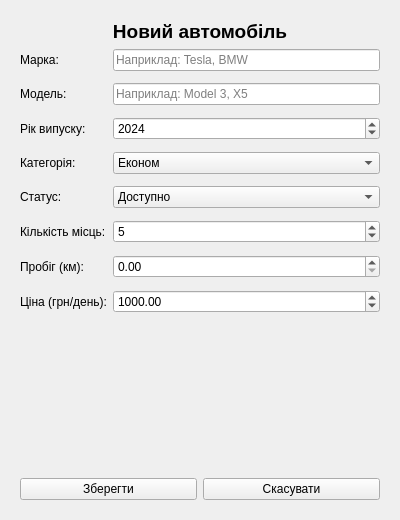
This is addcarwindow.ui in lopez1k/kursova as Qt 5 draws it before an edit. The edited form follows.
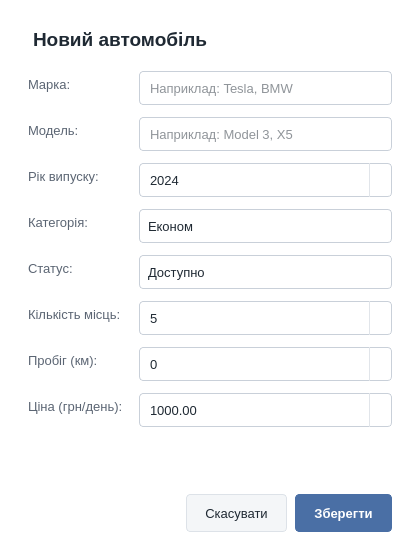
This is the edited form.

Commit message: enhance ui: colors, cars' cards

What changed in the file:
```diff
--- a/addcarwindow.ui
+++ b/addcarwindow.ui
@@ -6,47 +6,118 @@
    <rect>
     <x>0</x>
     <y>0</y>
-    <width>400</width>
-    <height>520</height>
+    <width>420</width>
+    <height>560</height>
    </rect>
   </property>
   <property name="minimumSize">
    <size>
-    <width>400</width>
-    <height>520</height>
+    <width>420</width>
+    <height>560</height>
    </size>
   </property>
   <property name="maximumSize">
    <size>
-    <width>400</width>
-    <height>520</height>
+    <width>420</width>
+    <height>560</height>
    </size>
   </property>
   <property name="windowTitle">
    <string>Додати новий автомобіль</string>
   </property>
+  <property name="styleSheet">
+   <string notr="true">
+QWidget { font-family: &quot;Segoe UI&quot;; font-size: 10pt; color: #1F2933; }
+QWidget#AddCarWindow { background: #FFFFFF; }
+QLabel#lblHeader { font-size: 14pt; font-weight: 600; padding-bottom: 8px; }
+QFormLayout QLabel, QLabel { color: #5B6573; }
+QLabel#lblHeader { color: #1F2933; }
+
+QLineEdit, QComboBox, QSpinBox, QDoubleSpinBox {
+    background: #FFFFFF; border: 1px solid #C9D0D9; border-radius: 4px;
+    padding: 5px 8px; min-height: 22px; selection-background-color: #4A6FA5;
+}
+QComboBox, QSpinBox, QDoubleSpinBox { padding-right: 26px; }
+QLineEdit:hover, QComboBox:hover, QSpinBox:hover, QDoubleSpinBox:hover { border-color: #A9B8CC; }
+QLineEdit:focus, QComboBox:focus, QSpinBox:focus, QDoubleSpinBox:focus { border-color: #4A6FA5; }
+
+QComboBox::drop-down {
+    subcontrol-origin: padding; subcontrol-position: center right;
+    width: 24px; border: none; background: transparent;
+}
+QComboBox::down-arrow {
+    image: none; width: 0px; height: 0px;
+    border-left: 4px solid transparent; border-right: 4px solid transparent;
+    border-top: 5px solid #5B6573;
+}
+QComboBox::down-arrow:on { border-top: none; border-bottom: 5px solid #5B6573; }
+QComboBox QAbstractItemView {
+    background: #FFFFFF; border: 1px solid #C9D0D9; outline: 0; padding: 4px;
+    selection-background-color: #EEF3FA; selection-color: #1F2933;
+}
+
+QSpinBox::up-button, QDoubleSpinBox::up-button,
+QSpinBox::down-button, QDoubleSpinBox::down-button {
+    subcontrol-origin: border; width: 22px;
+    border: none; border-left: 1px solid #E1E5EA; background: transparent;
+}
+QSpinBox::up-button, QDoubleSpinBox::up-button { subcontrol-position: top right; border-top-right-radius: 4px; }
+QSpinBox::down-button, QDoubleSpinBox::down-button { subcontrol-position: bottom right; border-bottom-right-radius: 4px; }
+QSpinBox::up-button:hover, QDoubleSpinBox::up-button:hover,
+QSpinBox::down-button:hover, QDoubleSpinBox::down-button:hover { background: #EEF1F5; }
+QSpinBox::up-arrow, QDoubleSpinBox::up-arrow {
+    image: none; width: 0px; height: 0px;
+    border-left: 4px solid transparent; border-right: 4px solid transparent;
+    border-bottom: 4px solid #5B6573;
+}
+QSpinBox::down-arrow, QDoubleSpinBox::down-arrow {
+    image: none; width: 0px; height: 0px;
+    border-left: 4px solid transparent; border-right: 4px solid transparent;
+    border-top: 4px solid #5B6573;
+}
+
+QPushButton {
+    background: #F4F6F8; border: 1px solid #DDE2E8; border-radius: 4px;
+    padding: 8px 18px; min-height: 20px;
+}
+QPushButton:hover   { background: #EAEEF3; border-color: #C9D0D9; }
+QPushButton:pressed { background: #DFE5EC; }
+QPushButton#btnAdd { background: #4A6FA5; border-color: #4A6FA5; color: #FFFFFF; font-weight: 600; }
+QPushButton#btnAdd:hover   { background: #3F5F8F; border-color: #3F5F8F; }
+QPushButton#btnAdd:pressed { background: #34507A; }
+</string>
+  </property>
   <layout class="QVBoxLayout" name="mainLayout">
+   <property name="spacing">
+    <number>12</number>
+   </property>
    <property name="leftMargin">
-    <number>20</number>
+    <number>28</number>
    </property>
    <property name="topMargin">
-    <number>20</number>
+    <number>28</number>
    </property>
    <property name="rightMargin">
-    <number>20</number>
+    <number>28</number>
    </property>
    <property name="bottomMargin">
-    <number>20</number>
+    <number>28</number>
    </property>
    <item>
     <widget class="QLabel" name="lblHeader">
      <property name="text">
-      <string>&lt;html&gt;&lt;head/&gt;&lt;body&gt;&lt;p align=&quot;center&quot;&gt;&lt;span style=&quot; font-size:14pt; font-weight:600;&quot;&gt;Новий автомобіль&lt;/span&gt;&lt;/p&gt;&lt;/body&gt;&lt;/html&gt;</string>
+      <string>Новий автомобіль</string>
      </property>
     </widget>
    </item>
    <item>
     <layout class="QFormLayout" name="formLayout">
+     <property name="labelAlignment">
+      <set>Qt::AlignmentFlag::AlignLeading|Qt::AlignmentFlag::AlignLeft|Qt::AlignmentFlag::AlignVCenter</set>
+     </property>
+     <property name="horizontalSpacing">
+      <number>16</number>
+     </property>
      <property name="verticalSpacing">
       <number>12</number>
      </property>
@@ -179,6 +250,9 @@
      </item>
      <item row="6" column="1">
       <widget class="QDoubleSpinBox" name="numMileage">
+       <property name="decimals">
+        <number>0</number>
+       </property>
        <property name="maximum">
         <double>1000000.000000000000000</double>
        </property>
@@ -224,12 +298,21 @@
    </item>
    <item>
     <layout class="QHBoxLayout" name="buttonLayout">
+     <property name="spacing">
+      <number>8</number>
+     </property>
      <item>
-      <widget class="QPushButton" name="btnAdd">
-       <property name="text">
-        <string>Зберегти</string>
+      <spacer name="buttonSpacer">
+       <property name="orientation">
+        <enum>Qt::Orientation::Horizontal</enum>
        </property>
-      </widget>
+       <property name="sizeHint" stdset="0">
+        <size>
+         <width>40</width>
+         <height>10</height>
+        </size>
+       </property>
+      </spacer>
      </item>
      <item>
       <widget class="QPushButton" name="btnCancel">
@@ -238,6 +321,16 @@
        </property>
       </widget>
      </item>
+     <item>
+      <widget class="QPushButton" name="btnAdd">
+       <property name="cursor">
+        <cursorShape>PointingHandCursor</cursorShape>
+       </property>
+       <property name="text">
+        <string>Зберегти</string>
+       </property>
+      </widget>
+     </item>
     </layout>
    </item>
   </layout>
```
Left out of the diff: 3 changed lines with no effect on the pictures. The commit also changes 6 other files.
